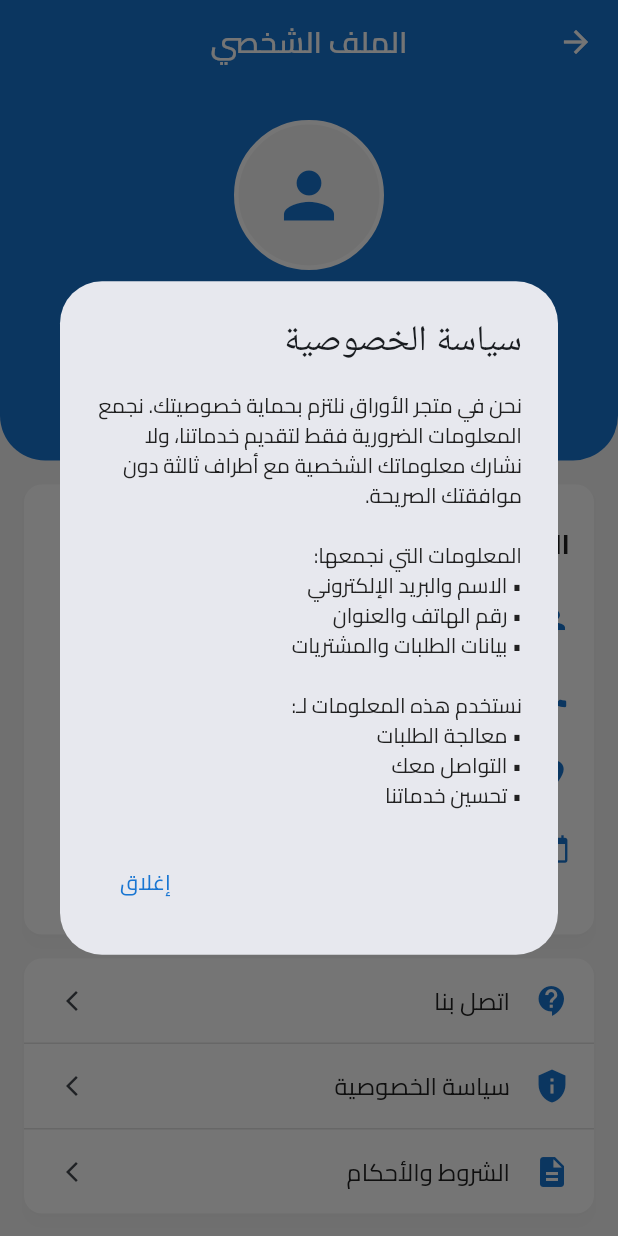
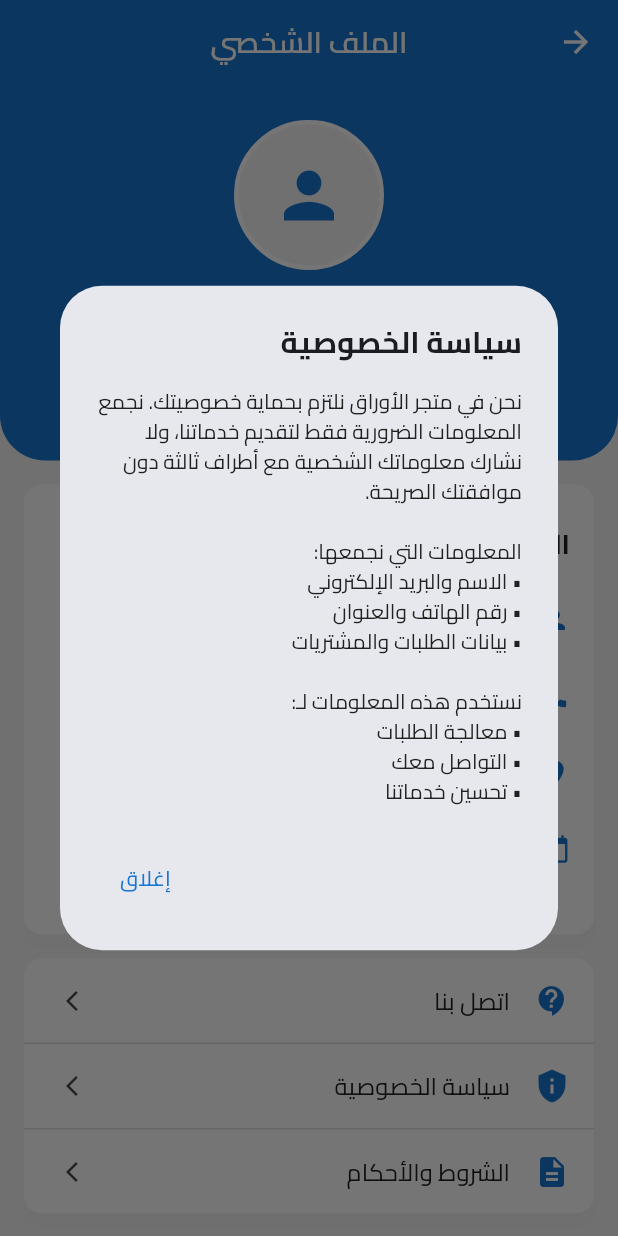
Before and after one commit to aalitariq44/paper-shop, a Flutter app: the ProfileScreen screen opened by its route, after a tap on "سياسة الخصوصية", on a phone screen of 412 x 824 dp. Run offline on Flutter 3.47's test engine with Material 3 defaults, Android fonts, the phone set to English and light mode, and no system bars; our stand-ins replace cloud_firestore, firebase_auth, firebase_core, google_sign_in, shared_preferences; accounts and stored records are empty; network calls fail.

Commit message:
وايضا في كلمة سياسة الخصوصية في نافذة سياسة الخصوصية

```diff
--- a/lib/presentation/screens/profile/profile_screen.dart
+++ b/lib/presentation/screens/profile/profile_screen.dart
@@ -421,7 +421,14 @@ class _ProfileScreenState extends State<ProfileScreen> {
     showDialog(
       context: context,
       builder: (context) => AlertDialog(
-        title: const Text('سياسة الخصوصية'),
+        title: const Text(
+          'سياسة الخصوصية',
+          style: TextStyle(
+            fontFamily: 'Cairo',
+            fontWeight: FontWeight.bold,
+            fontSize: 20,
+          ),
+        ),
         content: const SingleChildScrollView(
           child: Text(
             'نحن في متجر الأوراق نلتزم بحماية خصوصيتك. '
```
